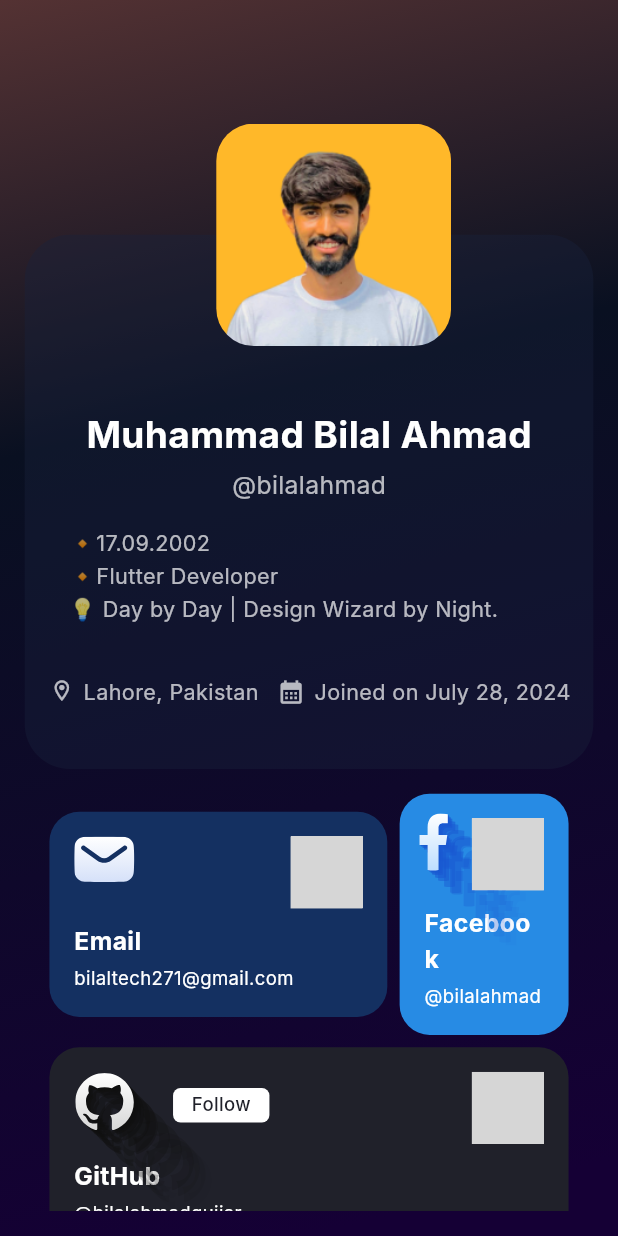
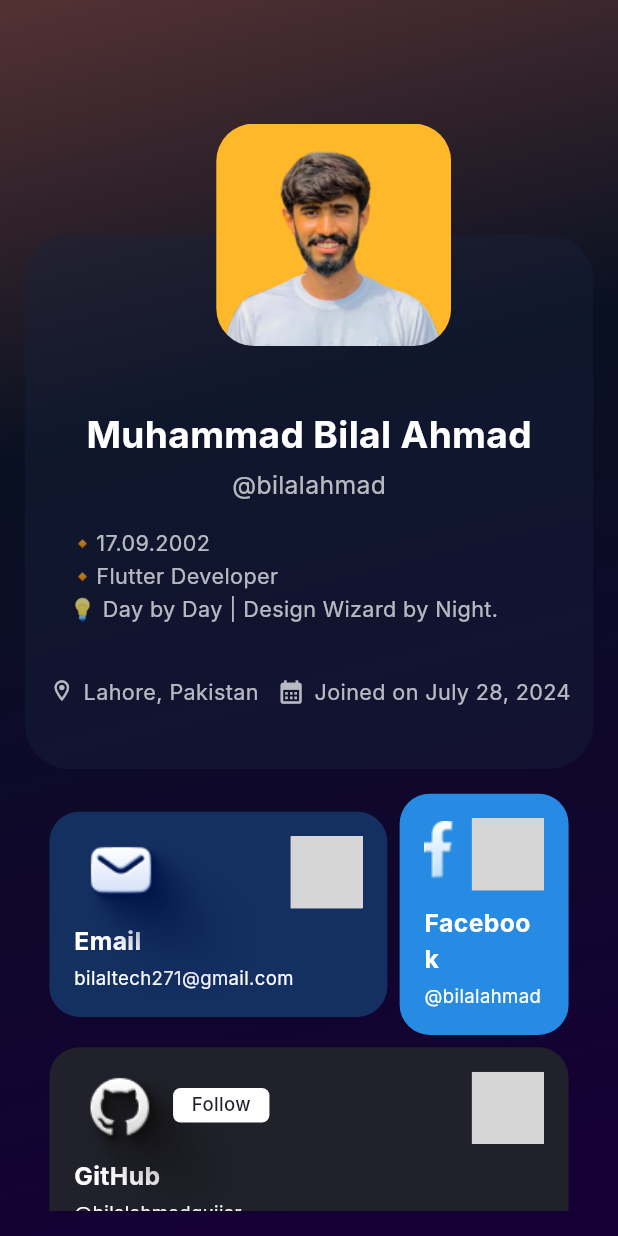
Before and after one commit to bilalahmadgujjar/portfolio-app, a Flutter app: the screen it shows after launch, after a tap on "Facebook", on a phone screen of 412 x 824 dp. Run offline on Flutter 3.47's test engine with Material 3 defaults, Android fonts, the phone set to English and light mode, and no system bars; our stand-ins replace flutter_svg; Roboto replaces fonts that are missing (Inter); grey boxes are pictures that could not be loaded.

Commit message:
images replace

```diff
--- a/lib/screens/homepage/homepage.dart
+++ b/lib/screens/homepage/homepage.dart
@@ -121,10 +121,12 @@ class Homepage extends StatelessWidget {
                               child: ContainerWidget(
                                 title: 'Email',
                                 body: 'bilaltech271@gmail.com',
-                                icon: 'assets/mail.svg',
+                                icon: 'assets/files/mail.png',
+                                isAssets: true,
+                                imageSize: screenHeight(context)*2.5,
                                 cardColor: AppTheme.emailCardColor,
-                                posTop: screenHeight(context) * 2,
-                                posLeft: screenWidth(context) * 4,
+                                posTop: screenHeight(context) * 1,
+                                posLeft: screenWidth(context) * 3,
                                 onTap: ()
                                 {
                                      launchURL('bilaltech271@gmail.com');
@@ -135,15 +137,17 @@ class Homepage extends StatelessWidget {
                                 width: screenWidth(context) * 2), // small gap
                             Expanded(
                               child: ContainerWidget(
+                                isAssets: true,
                                 title: 'Facebook',
+                                posTop: screenHeight(context) * 1,
+                                posLeft: screenWidth(context) * 1.5,
+                                imageSize: screenHeight(context)*1,
                                 body: '@bilalahmad',
-                                icon: 'assets/facebook.svg',
+                                icon: 'assets/files/facebook.png',
                                 cardColor: AppTheme.facebookColor,
-                                posTop: screenHeight(context) * 0.5,
-                                posLeft: screenWidth(context) * 1,
                                 onTap: ()
                                 {
-                                  launchURL('bilaltech271@gmail.com');
+                                  openFacebook();
                                 },
                               ),
                             ),
@@ -157,11 +161,13 @@ class Homepage extends StatelessWidget {
                             Expanded(
                               child: ContainerWidget(
                                 title: 'GitHub',
+                                isAssets: true,
                                 body: '@bilalahmadgujjar',
-                                icon: 'assets/git.svg',
+                                icon: 'assets/files/git.png',
                                 cardColor: AppTheme.githubColor,
-                                posTop: screenHeight(context) * 1,
-                                posLeft: screenWidth(context) * 2,
+                                posTop: screenHeight(context) * 0,
+                                posLeft: screenWidth(context) * 0,
+                                imageSize: screenHeight(context)*1.8,
                                 isGit: true,
                                 onTap: ()
                                 {
@@ -181,10 +187,12 @@ class Homepage extends StatelessWidget {
                               child: ContainerWidget(
                                 title: 'Figma',
                                 body: '@bilalahmad',
-                                icon: 'assets/figma.svg',
+                                isAssets: true,
+                                icon: 'assets/files/figma.png',
                                 cardColor: AppTheme.figmaColor,
-                                posTop: screenHeight(context) * 1,
-                                posLeft: screenWidth(context) * 2,
+                                posTop: screenHeight(context) * 0.5,
+                                posLeft: screenWidth(context) * 1,
+                                imageSize: screenHeight(context)*1,
                                 onTap: ()
                                 {
 
@@ -195,32 +203,10 @@ class Homepage extends StatelessWidget {
                                 width: screenWidth(context) * 2), // small gap
                             Expanded(
                               child: ContainerWidget(
-                                posTop: screenHeight(context) * 1,
-                                posLeft: screenWidth(context) * 2,
-                                title: 'Developer',
+                                title: 'Linked in',
+                                isAssets:false,
                                 body: '@bilalahmad',
-                                isDev: true,
-                                icon: 'assets/dev.svg',
-                                cardColor: AppTheme.devColor,
-                                onTap: ()
-                                {
-
-                                },
-                              ),
-                            ),
-                          ],
-                        ),
-
-                        SizedBox(
-                          height: screenHeight(context) * 1,
-                        ),
-                        Row(
-                          children: [
-                            Expanded(
-                              child: ContainerWidget(
-                                title: 'Linked in',
-                                body: 'Muhammad Bilal Ahmad',
-                                icon: 'assets/linkedin.svg',
+                                icon: '',
                                 cardColor: AppTheme.linkedInColor,
                                 posTop: screenHeight(context) * 2,
                                 posLeft: screenWidth(context) * 4.5,
@@ -233,6 +219,7 @@ class Homepage extends StatelessWidget {
                             ),
                           ],
                         ),
+
                         SizedBox(
                           height: screenHeight(context) * 1,
                         ),
--- a/lib/utils/url_launcher.dart
+++ b/lib/utils/url_launcher.dart
@@ -36,3 +36,20 @@ Future<void> launchURL(String url) async {
     print("Launcher error: $e");
   }
 }
+
+
+void openFacebook() async {
+  const String fbAppUrl = 'fb://profile/100025208196283';
+  const String fbWebUrl = 'https://www.facebook.com/profile.php?id=100025208196283';
+
+  try {
+    final Uri appUri = Uri.parse(fbAppUrl);
+    if (await canLaunchUrl(appUri)) {
+      await launchUrl(appUri, mode: LaunchMode.externalApplication);
+    } else {
+      await launchUrl(Uri.parse(fbWebUrl), mode: LaunchMode.externalApplication);
+    }
+  } catch (e) {
+    print("Error: $e");
+  }
+}
--- a/lib/widget/card_widget.dart
+++ b/lib/widget/card_widget.dart
@@ -9,26 +9,28 @@ class ContainerWidget extends StatelessWidget {
   final String body;
   final String icon;
   final Color cardColor;
-  final bool isDev;
+
   final double posLeft;
   final double posTop;
   final bool isGit;
   final bool isLinkedIn;
   final VoidCallback onTap;
+  final bool isAssets;
+  final double imageSize;
 
-  const
-  ContainerWidget({
+  const ContainerWidget({
     super.key,
     required this.title,
     required this.body,
     required this.icon,
     required this.cardColor,
-    this.isDev = false,
     required this.posLeft,
     required this.posTop,
     this.isGit = false,
     required this.onTap,
-    this.isLinkedIn=false,
+    this.isLinkedIn = false,
+    required this.isAssets,
+    this.imageSize=0.0,
   });
 
   @override
@@ -51,57 +53,51 @@ class ContainerWidget extends StatelessWidget {
             child: Column(
               crossAxisAlignment: CrossAxisAlignment.start,
               children: [
-              // SvgPicture.asset(
-              //           icon,
-              //           height: screenHeight(context) * 6,
-              //         ),
-              //   SizedBox(height: screenHeight(context) * 1),
                 SizedBox(height: screenHeight(context) * 7),
-
                 text(
                   text: title,
-                  textColor: isDev==true?AppTheme.githubColor: AppTheme.whiteColor,
+                  textColor: AppTheme.whiteColor,
                   fontSize: screenWidth(context) * 4,
                   fontWeight: FontWeight.bold,
                 ),
                 SizedBox(height: screenHeight(context) * 0.5),
                 text(
                   text: body,
-                  textColor: isDev==true?AppTheme.githubColor: AppTheme.whiteColor,
+                  textColor: AppTheme.whiteColor,
                   fontSize: screenWidth(context) * 3,
                 ),
               ],
             ),
           ),
         ),
-      isDev==true?
         Positioned(
-        top: screenHeight(context) * 2,
-        right: screenWidth(context) * 4,
-        child: SvgPicture.asset('assets/redirect.svg',
-          colorFilter:ColorFilter.mode(AppTheme.githubColor, BlendMode.srcIn),),
-      ):Positioned(
           top: screenHeight(context) * 2,
           right: screenWidth(context) * 4,
           child: SvgPicture.asset('assets/redirect.svg'),
         ),
-
-        Positioned(
+        isAssets == true
+            ? Positioned(
                 top: posTop,
                 left: posLeft,
-          child: isLinkedIn==true?SvgPicture.asset(
-            height: screenHeight(context)*5,
-              icon
-
-          ):SvgPicture.asset(icon),
+                child: Image.asset(
+                  icon, // asset image
+                  height: screenHeight(context) *imageSize,
+                ),
+              )
+            : Positioned(
+                top: posTop,
+                left: posLeft,
+                child:  SvgPicture.asset(height: screenHeight(context) * 4, 'assets/linkedin.svg'),
               ),
 
-
-        isGit==true?Positioned(
-          top: screenHeight(context)*3.3,
-          left: screenWidth(context)*20,
-          child:   Container(
-            padding: EdgeInsets.symmetric(horizontal: screenWidth(context)*3,vertical: screenHeight(context)*0.3),
+        isGit == true
+            ? Positioned(
+                top: screenHeight(context) * 3.3,
+                left: screenWidth(context) * 20,
+                child: Container(
+                  padding: EdgeInsets.symmetric(
+                      horizontal: screenWidth(context) * 3,
+                      vertical: screenHeight(context) * 0.3),
                   decoration: BoxDecoration(
                     color: AppTheme.whiteColor,
                     borderRadius: BorderRadius.circular(5),
@@ -109,33 +105,12 @@ class ContainerWidget extends StatelessWidget {
                   child: text(
                     text: 'Follow',
                     fontWeight: FontWeight.w500,
-              textColor:AppTheme.githubColor,
+                    textColor: AppTheme.githubColor,
                     fontSize: screenWidth(context) * 3,
                   ),
                 ),
-        ):const SizedBox(),
-
-
-        isLinkedIn==true?Positioned(
-          top: screenHeight(context)*3.3,
-          left: screenWidth(context)*20,
-          child:   Container(
-            padding: EdgeInsets.symmetric(horizontal: screenWidth(context)*3,vertical: screenHeight(context)*0.3),
-            decoration: BoxDecoration(
-              color: AppTheme.whiteColor,
-              borderRadius: BorderRadius.circular(5),
-            ),
-            child: text(
-              text: 'Follow',
-              fontWeight: FontWeight.w500,
-              textColor:AppTheme.linkedInColor,
-              fontSize: screenWidth(context) * 3,
-            ),
-          ),
-        ):const SizedBox(),
-
-
-
+              )
+            : const SizedBox(),
       ],
     );
   }
--- a/pubspec.yaml
+++ b/pubspec.yaml
@@ -63,6 +63,7 @@ flutter:
   # To add assets to your application, add an assets section, like this:
   assets:
      - assets/
+     - assets/files/
   #   - images/a_dot_ham.jpeg
 
   # An image asset can refer to one or more resolution-specific "variants", see
```
Also changed, not shown: assets/files/facebook.png (added), assets/files/figma.png (added), assets/files/git.png (added), assets/files/mail.png (added). Lines whose indentation alone changed are shown as unchanged.
